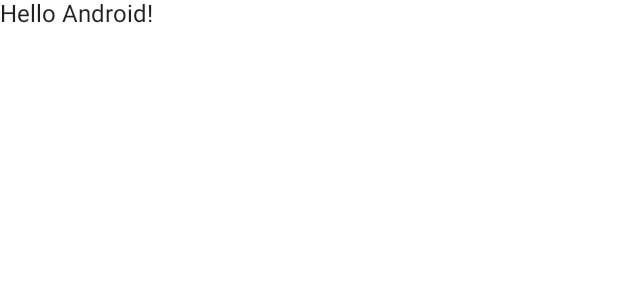
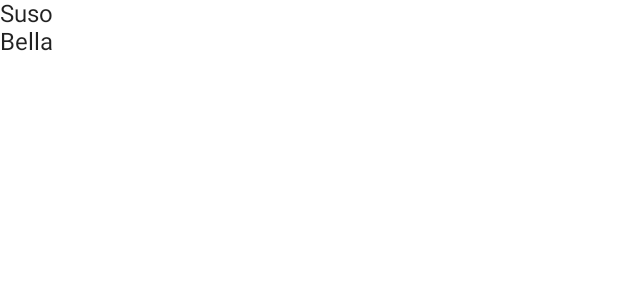
Before and after one commit to RafaO/YourPetUI, an Android app built with Jetpack Compose: the @Preview function DefaultPreview, on a phone screen of 412 x 824 dp. Shown: the top 300 px of the screen. Run offline under Robolectric (Android 15) with nearby library versions, the phone set to English and light mode, and no system bars.

Commit message:
display list of pets as content

```diff
--- a/app/src/main/java/com/keller/yourpetui/MainActivity.kt
+++ b/app/src/main/java/com/keller/yourpetui/MainActivity.kt
@@ -3,11 +3,13 @@ package com.keller.yourpetui
 import android.os.Bundle
 import androidx.activity.compose.setContent
 import androidx.appcompat.app.AppCompatActivity
+import androidx.compose.foundation.layout.Column
 import androidx.compose.material.MaterialTheme
 import androidx.compose.material.Surface
 import androidx.compose.material.Text
 import androidx.compose.runtime.Composable
 import androidx.compose.ui.tooling.preview.Preview
+import com.keller.yourpetui.model.Pet
 import com.keller.yourpetui.ui.YourPetUITheme
 
 class MainActivity : AppCompatActivity() {
@@ -17,7 +19,7 @@ class MainActivity : AppCompatActivity() {
             YourPetUITheme {
                 // A surface container using the 'background' color from the theme
                 Surface(color = MaterialTheme.colors.background) {
-                    Greeting("Android")
+                    Content(listOf(Pet("Suso"), Pet("Bella")))
                 }
             }
         }
@@ -25,14 +27,15 @@ class MainActivity : AppCompatActivity() {
 }
 
 @Composable
-fun Greeting(name: String) {
-    Text(text = "Hello $name!")
-}
+fun Pet(pet: Pet) = Text(pet.name)
+
+@Composable
+private fun Content(pets: List<Pet>) = Column { pets.forEach { Pet(it) } }
 
 @Preview(showBackground = true)
 @Composable
 fun DefaultPreview() {
     YourPetUITheme {
-        Greeting("Android")
+        Content(listOf(Pet("Suso"), Pet("Bella")))
     }
 }
```
